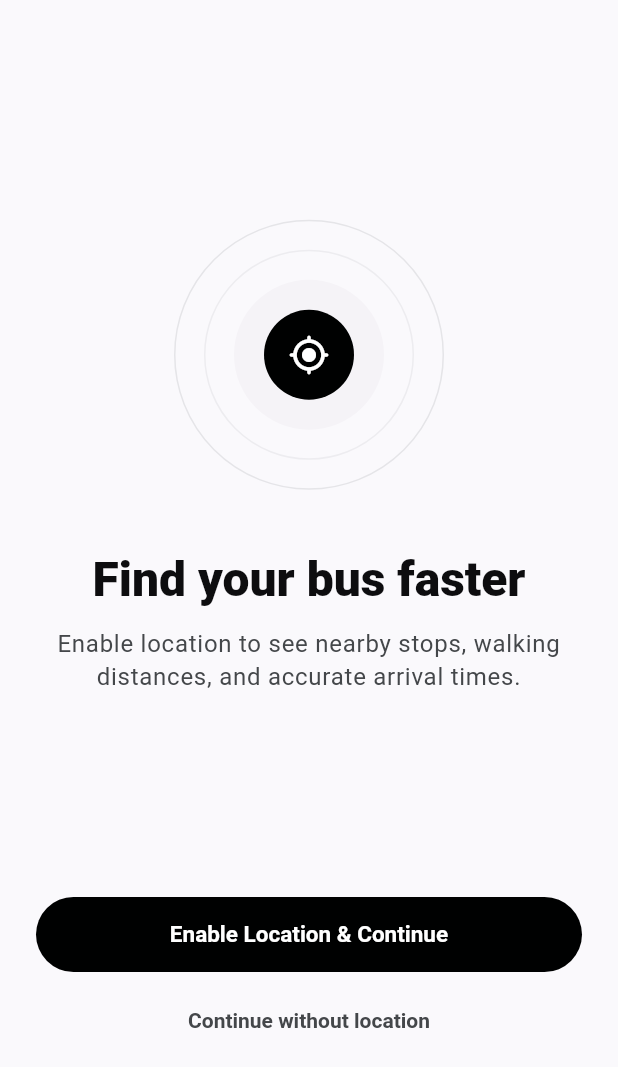
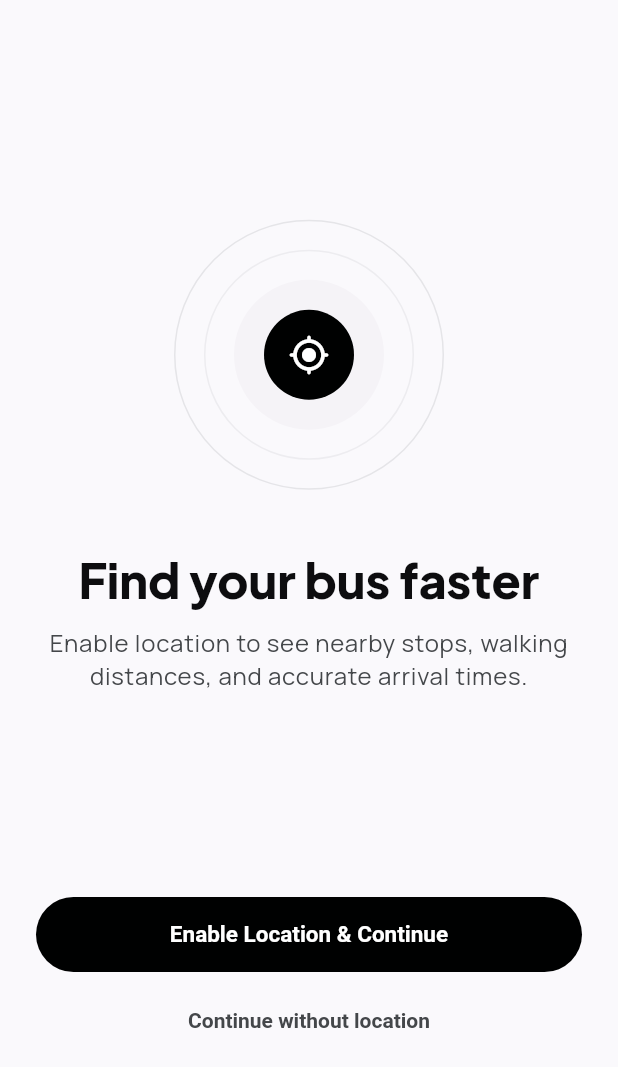
Before and after one commit to ThorOdinson246/Hub-City-Transit, a Flutter app: the screen it shows after launch, swiped to page 3, on a phone screen of 412 x 824 dp. Shown: the top 1067 px of the screen. Run offline on Flutter 3.47's test engine with Material 3 defaults, Android fonts, the phone set to English and light mode, and no system bars; our stand-ins replace dio, flutter_dotenv, flutter_map, flutter_riverpod, freezed_annotation, geolocator and 4 more; generated files the repository leaves out were written again.

Commit message:
chore: production readiness updates for themes, lints, and env

```diff
--- a/lib/src/core/theme/app_theme.dart
+++ b/lib/src/core/theme/app_theme.dart
@@ -1,5 +1,5 @@
 import 'package:flutter/material.dart';
-import 'package:flutter/services.dart';
+import 'package:google_fonts/google_fonts.dart';
 
 /// Hub City Transit — Design Token Reference
 /// Light surface hierarchy (M3):
@@ -231,75 +231,69 @@ class AppTheme {
       ),
 
       textTheme: TextTheme(
-        displayLarge: TextStyle(
+        displayLarge: GoogleFonts.plusJakartaSans(
           fontSize: 56,
           height: 1.0,
           fontWeight: FontWeight.w800,
           color: colorScheme.onSurface,
         ),
-        displayMedium: TextStyle(
+        displayMedium: GoogleFonts.plusJakartaSans(
           fontSize: 45,
           height: 1.1,
           fontWeight: FontWeight.w800,
           color: colorScheme.onSurface,
           letterSpacing: -0.5,
         ),
-        headlineLarge: TextStyle(
+        headlineLarge: GoogleFonts.plusJakartaSans(
           fontSize: 32,
           height: 1.15,
           fontWeight: FontWeight.w800,
           color: colorScheme.onSurface,
         ),
-        headlineMedium: TextStyle(
+        headlineMedium: GoogleFonts.plusJakartaSans(
           fontSize: 26,
           height: 1.2,
           fontWeight: FontWeight.w700,
           color: colorScheme.onSurface,
         ),
-        titleLarge: TextStyle(
+        titleLarge: GoogleFonts.plusJakartaSans(
           fontSize: 20,
           height: 1.25,
           fontWeight: FontWeight.w700,
           color: colorScheme.onSurface,
         ),
-        titleMedium: TextStyle(
+        titleMedium: GoogleFonts.plusJakartaSans(
           fontSize: 16,
           height: 1.3,
           fontWeight: FontWeight.w600,
           color: colorScheme.onSurface,
         ),
-        bodyLarge: TextStyle(
-          fontFamily: 'Manrope',
+        bodyLarge: GoogleFonts.manrope(
           fontSize: 16,
           height: 1.4,
           color: colorScheme.onSurface,
         ),
-        bodyMedium: TextStyle(
-          fontFamily: 'Manrope',
+        bodyMedium: GoogleFonts.manrope(
           fontSize: 14,
           height: 1.35,
           color: colorScheme.onSurface,
         ),
-        bodySmall: TextStyle(
-          fontFamily: 'Manrope',
+        bodySmall: GoogleFonts.manrope(
           fontSize: 12,
           height: 1.3,
           color: colorScheme.onSurfaceVariant,
         ),
-        labelLarge: TextStyle(
-          fontFamily: 'Manrope',
+        labelLarge: GoogleFonts.manrope(
           fontSize: 14,
           fontWeight: FontWeight.w700,
           color: colorScheme.onSurface,
         ),
-        labelMedium: TextStyle(
-          fontFamily: 'Manrope',
+        labelMedium: GoogleFonts.manrope(
           fontSize: 12,
           fontWeight: FontWeight.w600,
           color: colorScheme.onSurfaceVariant,
         ),
-        labelSmall: TextStyle(
-          fontFamily: 'Manrope',
+        labelSmall: GoogleFonts.manrope(
           fontSize: 10,
           fontWeight: FontWeight.w600,
           letterSpacing: 0.4,
--- a/pubspec.yaml
+++ b/pubspec.yaml
@@ -24,6 +24,7 @@ dependencies:
   geolocator: ^14.0.2
   url_launcher: ^6.3.1
   flutter_dotenv: ^6.0.1
+  google_fonts: ^8.1.0
 
 dev_dependencies:
   flutter_test:
```
Also changed, not shown: pubspec.lock.
